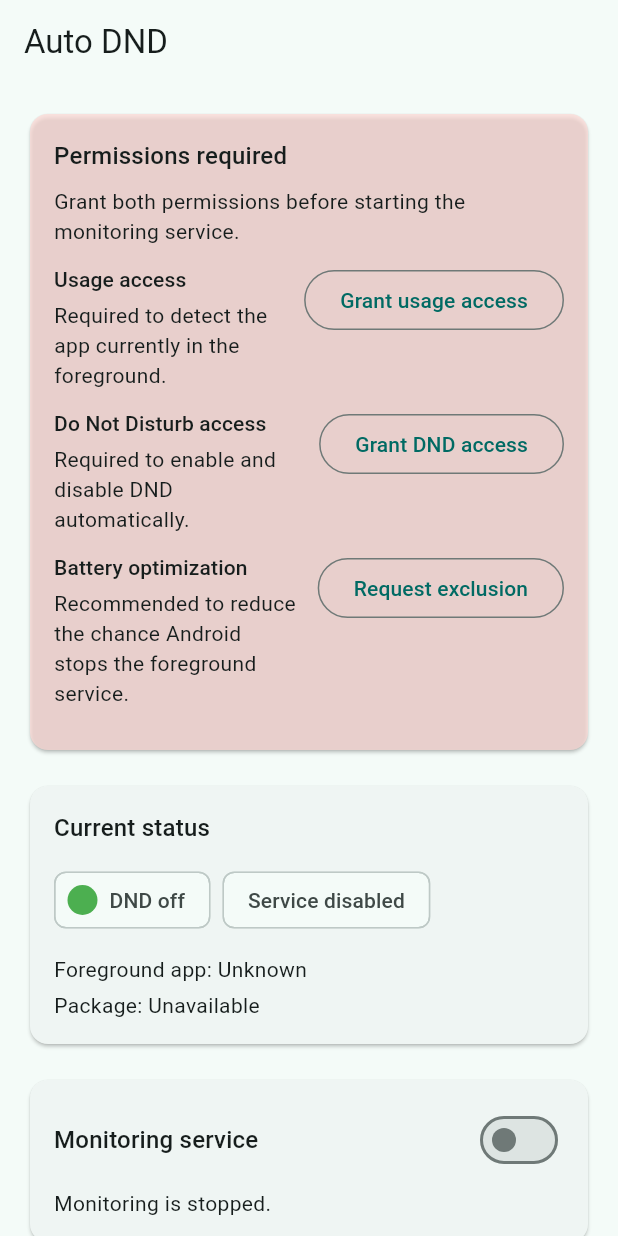
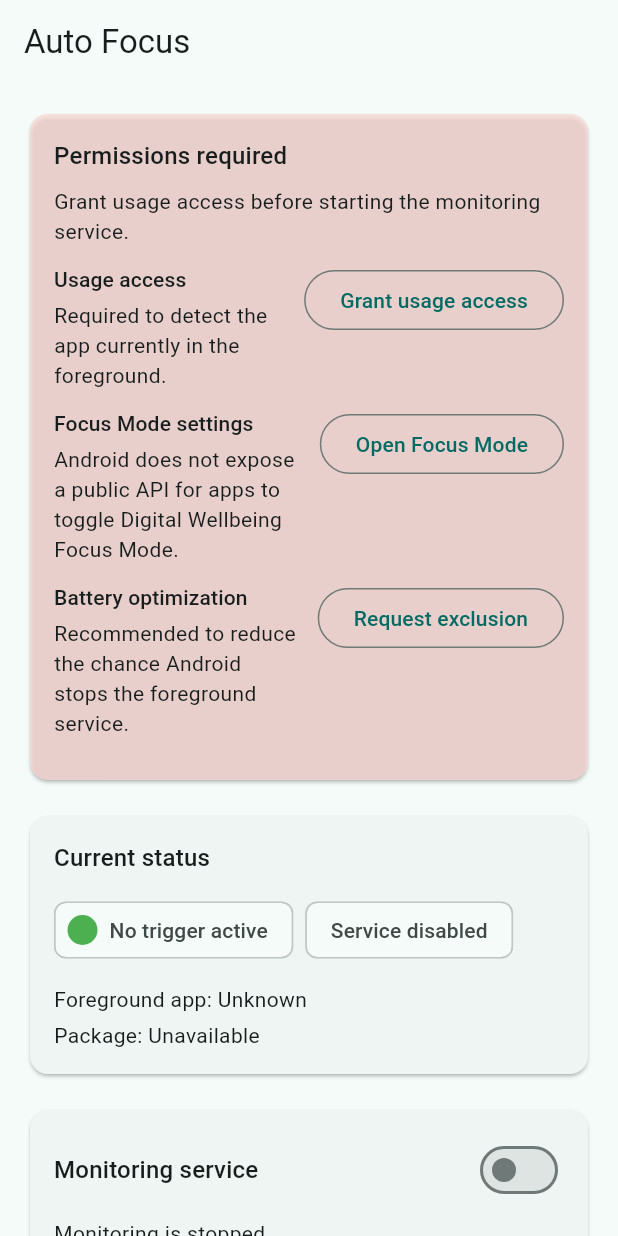
Before and after one commit to Boonpin97/dnd_auto, a Flutter app: the screen it shows after launch, on a phone screen of 412 x 824 dp. Run offline on Flutter 3.47's test engine with Material 3 defaults, Android fonts, the light colour scheme and no system bars.

Commit message:
feat(app): replace dnd automation with focus mode helper

```diff
--- a/lib/main.dart
+++ b/lib/main.dart
@@ -4,17 +4,17 @@ import 'package:flutter/material.dart';
 import 'package:flutter/services.dart';
 
 void main() {
-  runApp(const AutoDndApp());
+  runApp(const AutoFocusApp());
 }
 
-class AutoDndApp extends StatelessWidget {
-  const AutoDndApp({super.key});
+class AutoFocusApp extends StatelessWidget {
+  const AutoFocusApp({super.key});
 
   @override
   Widget build(BuildContext context) {
     const seed = Color(0xFF0F766E);
     return MaterialApp(
-      title: 'Auto DND',
+      title: 'Auto Focus',
       debugShowCheckedModeBanner: false,
       themeMode: ThemeMode.system,
       theme: ThemeData(
@@ -102,7 +102,9 @@ class _HomeScreenState extends State<HomeScreen> {
       MaterialPageRoute(
         builder: (_) => AppPickerScreen(
           bridge: _bridge,
-          initiallySelected: status.selectedApps.map((app) => app.packageName).toSet(),
+          initiallySelected: status.selectedApps
+              .map((app) => app.packageName)
+              .toSet(),
         ),
       ),
     );
@@ -149,9 +151,7 @@ class _HomeScreenState extends State<HomeScreen> {
   Widget build(BuildContext context) {
     final theme = Theme.of(context);
     return Scaffold(
-      appBar: AppBar(
-        title: const Text('Auto DND'),
-      ),
+      appBar: AppBar(title: const Text('Auto Focus')),
       body: _loading && _status == null
           ? const Center(child: CircularProgressIndicator())
           : _error != null
@@ -166,7 +166,11 @@ class _HomeScreenState extends State<HomeScreen> {
               child: ListView(
                 padding: const EdgeInsets.all(16),
                 children: [
-                      PermissionCard(status: _status!, bridge: _bridge, onChanged: _loadStatus),
+                  PermissionCard(
+                    status: _status!,
+                    bridge: _bridge,
+                    onChanged: _loadStatus,
+                  ),
                   const SizedBox(height: 16),
                   StatusCard(status: _status!),
                   const SizedBox(height: 16),
@@ -186,14 +190,17 @@ class _HomeScreenState extends State<HomeScreen> {
                               ),
                               Switch(
                                 value: _status!.serviceEnabled,
-                                    onChanged: _changingService ? null : _toggleService,
+                                onChanged: _changingService
+                                    ? null
+                                    : _toggleService,
                               ),
                             ],
                           ),
                           const SizedBox(height: 8),
                           Text(
                             _status!.serviceEnabled
-                                    ? 'Foreground monitoring is active.'
+                                ? 'Foreground monitoring is active. Open Focus Mode '
+                                      'when a trigger app is active.'
                                 : 'Monitoring is stopped.',
                           ),
                         ],
@@ -265,20 +272,11 @@ class PermissionCard extends StatelessWidget {
       if (!status.hasUsageAccess)
         PermissionAction(
           title: 'Usage access',
-          description: 'Required to detect the app currently in the foreground.',
+          description:
+              'Required to detect the app currently in the foreground.',
           buttonText: 'Grant usage access',
           onPressed: () async {
             await bridge.openUsageAccessSettings();
-            await onChanged();
-          },
-        ),
-      if (!status.hasNotificationPolicyAccess)
-        PermissionAction(
-          title: 'Do Not Disturb access',
-          description: 'Required to enable and disable DND automatically.',
-          buttonText: 'Grant DND access',
-          onPressed: () async {
-            await bridge.openDndAccessSettings();
             await onChanged();
           },
         ),
@@ -300,14 +298,25 @@ class PermissionCard extends StatelessWidget {
             const SizedBox(height: 8),
             Text(
               missing.isEmpty
-                  ? 'Usage access and DND access are granted.'
-                  : 'Grant both permissions before starting the monitoring service.',
+                  ? 'Usage access is granted. Focus Mode must be toggled from Android settings.'
+                  : 'Grant usage access before starting the monitoring service.',
             ),
             const SizedBox(height: 12),
             ...missing,
             PermissionAction(
+              title: 'Focus Mode settings',
+              description:
+                  'Android does not expose a public API for apps to toggle Digital Wellbeing Focus Mode.',
+              buttonText: 'Open Focus Mode',
+              onPressed: () async {
+                await bridge.openFocusModeSettings();
+                await onChanged();
+              },
+            ),
+            PermissionAction(
               title: 'Battery optimization',
-              description: 'Recommended to reduce the chance Android stops the foreground service.',
+              description:
+                  'Recommended to reduce the chance Android stops the foreground service.',
               buttonText: 'Request exclusion',
               onPressed: () async {
                 await bridge.openBatteryOptimizationSettings();
@@ -352,10 +361,7 @@ class PermissionAction extends StatelessWidget {
             ),
           ),
           const SizedBox(width: 12),
-          OutlinedButton(
-            onPressed: onPressed,
-            child: Text(buttonText),
-          ),
+          OutlinedButton(onPressed: onPressed, child: Text(buttonText)),
         ],
       ),
     );
@@ -370,7 +376,9 @@ class StatusCard extends StatelessWidget {
   @override
   Widget build(BuildContext context) {
     final theme = Theme.of(context);
-    final statusColor = status.dndEnabled ? Colors.red : Colors.green;
+    final statusColor = status.focusModeSuggested
+        ? Colors.orange
+        : Colors.green;
     return Card(
       child: Padding(
         padding: const EdgeInsets.all(16),
@@ -385,14 +393,21 @@ class StatusCard extends StatelessWidget {
               children: [
                 Chip(
                   avatar: CircleAvatar(backgroundColor: statusColor),
-                  label: Text(status.dndEnabled ? 'DND on' : 'DND off'),
+                  label: Text(
+                    status.focusModeSuggested
+                        ? 'Focus Mode recommended'
+                        : 'No trigger active',
+                  ),
                 ),
                 Chip(
                   label: Text(
-                    status.serviceEnabled ? 'Service enabled' : 'Service disabled',
+                    status.serviceEnabled
+                        ? 'Service enabled'
+                        : 'Service disabled',
                   ),
                 ),
-                if (status.pausedReason != null && status.pausedReason!.isNotEmpty)
+                if (status.pausedReason != null &&
+                    status.pausedReason!.isNotEmpty)
                   Chip(
                     avatar: const Icon(Icons.warning_amber_rounded, size: 18),
                     label: Text(status.pausedReason!),
@@ -403,9 +418,11 @@ class StatusCard extends StatelessWidget {
             Text('Foreground app: ${status.foregroundAppName ?? 'Unknown'}'),
             const SizedBox(height: 4),
             Text('Package: ${status.foregroundPackageName ?? 'Unavailable'}'),
-            if (status.dndEnabledByUs) ...[
+            if (status.focusModeSuggested) ...[
               const SizedBox(height: 4),
-              const Text('Auto DND currently owns the DND state.'),
+              const Text(
+                'Open Focus Mode from Android settings to pause distracting apps.',
+              ),
             ],
           ],
         ),
@@ -415,11 +432,7 @@ class StatusCard extends StatelessWidget {
 }
 
 class SelectedAppTile extends StatelessWidget {
-  const SelectedAppTile({
-    super.key,
-    required this.app,
-    required this.onRemove,
-  });
+  const SelectedAppTile({super.key, required this.app, required this.onRemove});
 
   final InstalledApp app;
   final VoidCallback onRemove;
@@ -560,9 +573,7 @@ class AppIcon extends StatelessWidget {
       return const CircleAvatar(child: Icon(Icons.apps));
     }
 
-    return CircleAvatar(
-      backgroundImage: MemoryImage(bytes!),
-    );
+    return CircleAvatar(backgroundImage: MemoryImage(bytes!));
   }
 }
 
@@ -589,10 +600,9 @@ class InstalledApp {
 class AppStatus {
   const AppStatus({
     required this.hasUsageAccess,
-    required this.hasNotificationPolicyAccess,
+    required this.hasFocusModeShortcut,
     required this.serviceEnabled,
-    required this.dndEnabled,
-    required this.dndEnabledByUs,
+    required this.focusModeSuggested,
     required this.selectedApps,
     required this.foregroundPackageName,
     required this.foregroundAppName,
@@ -600,10 +610,9 @@ class AppStatus {
   });
 
   final bool hasUsageAccess;
-  final bool hasNotificationPolicyAccess;
+  final bool hasFocusModeShortcut;
   final bool serviceEnabled;
-  final bool dndEnabled;
-  final bool dndEnabledByUs;
+  final bool focusModeSuggested;
   final List<InstalledApp> selectedApps;
   final String? foregroundPackageName;
   final String? foregroundAppName;
@@ -612,11 +621,9 @@ class AppStatus {
   factory AppStatus.fromMap(Map<Object?, Object?> map) {
     return AppStatus(
       hasUsageAccess: map['hasUsageAccess'] as bool? ?? false,
-      hasNotificationPolicyAccess:
-          map['hasNotificationPolicyAccess'] as bool? ?? false,
+      hasFocusModeShortcut: map['hasFocusModeShortcut'] as bool? ?? false,
       serviceEnabled: map['serviceEnabled'] as bool? ?? false,
-      dndEnabled: map['dndEnabled'] as bool? ?? false,
-      dndEnabledByUs: map['dndEnabledByUs'] as bool? ?? false,
+      focusModeSuggested: map['focusModeSuggested'] as bool? ?? false,
       selectedApps: ((map['selectedApps'] as List<Object?>?) ?? const [])
           .whereType<Map<Object?, Object?>>()
           .map(InstalledApp.fromMap)
@@ -668,8 +675,8 @@ class NativeBridge {
     return _channel.invokeMethod('openUsageAccessSettings');
   }
 
-  Future<void> openDndAccessSettings() {
-    return _channel.invokeMethod('openDndAccessSettings');
+  Future<void> openFocusModeSettings() {
+    return _channel.invokeMethod('openFocusModeSettings');
   }
 
   Future<void> openBatteryOptimizationSettings() {
```
Also changed, not shown: 9 other files. Lines whose indentation alone changed are shown as unchanged.
